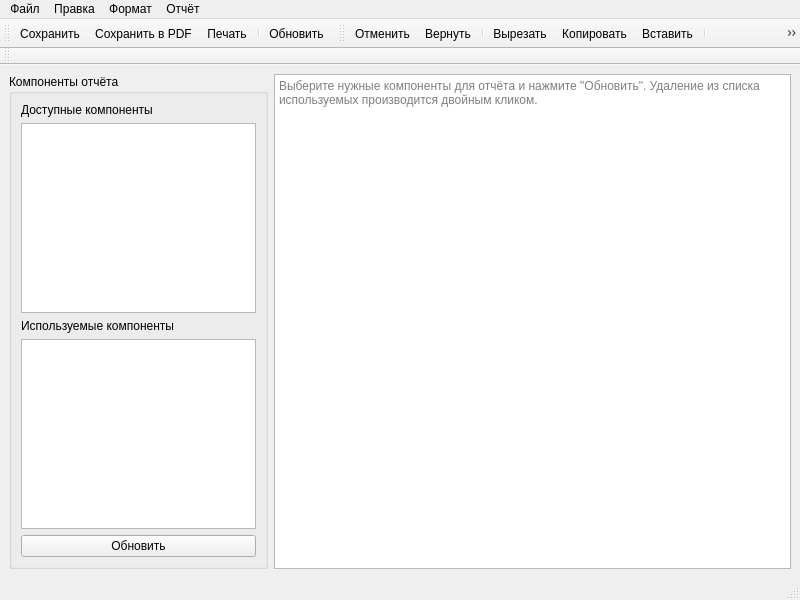
First picture: the form in ui/report_editor.ui, repository moevm/nosql1h19-text-graph, before the edit.
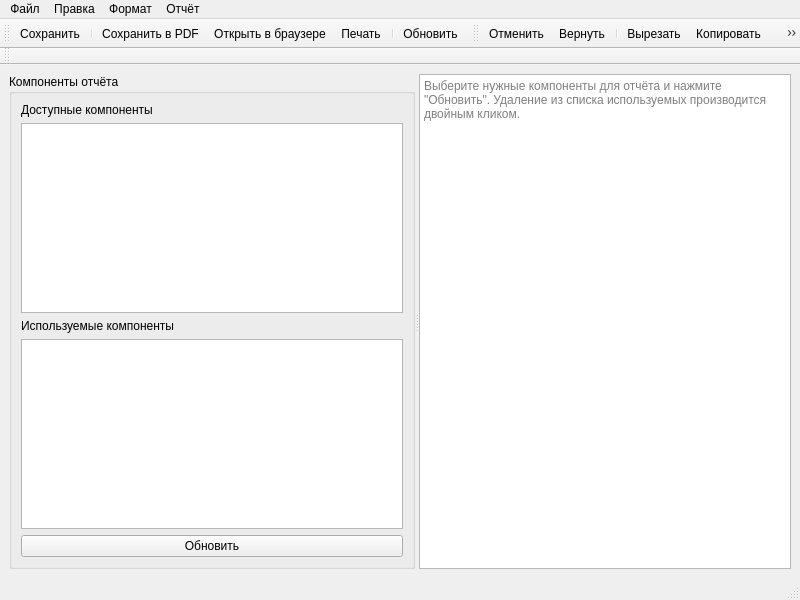
Second picture: the form after the edit. Icons and pictures are not drawn.

```diff
--- a/ui/report_editor.ui
+++ b/ui/report_editor.ui
@@ -14,9 +14,31 @@
    <string>Редактирование отчёта</string>
   </property>
   <widget class="QWidget" name="centralwidget">
-   <layout class="QHBoxLayout" name="horizontalLayout" stretch="1,2">
+   <layout class="QVBoxLayout" name="verticalLayout_2">
     <item>
+     <widget class="QSplitter" name="splitter">
+      <property name="orientation">
+       <enum>Qt::Horizontal</enum>
+      </property>
      <widget class="QGroupBox" name="groupBox">
+       <property name="sizePolicy">
+        <sizepolicy hsizetype="Preferred" vsizetype="Preferred">
+         <horstretch>0</horstretch>
+         <verstretch>0</verstretch>
+        </sizepolicy>
+       </property>
+       <property name="minimumSize">
+        <size>
+         <width>250</width>
+         <height>0</height>
+        </size>
+       </property>
+       <property name="maximumSize">
+        <size>
+         <width>16777215</width>
+         <height>16777215</height>
+        </size>
+       </property>
       <property name="title">
        <string>Компоненты отчёта</string>
       </property>
@@ -71,13 +93,12 @@
        </item>
       </layout>
      </widget>
-    </item>
-    <item>
      <widget class="QTextEdit" name="textEdit">
       <property name="placeholderText">
        <string>Выберите нужные компоненты для отчёта и нажмите &quot;Обновить&quot;. Удаление из списка используемых производится двойным кликом.</string>
       </property>
      </widget>
+     </widget>
     </item>
    </layout>
   </widget>
@@ -153,7 +174,9 @@
     <bool>false</bool>
    </attribute>
    <addaction name="actionSave"/>
+   <addaction name="separator"/>
    <addaction name="actionPDF"/>
+   <addaction name="actionBrowser"/>
    <addaction name="actionPrint"/>
    <addaction name="separator"/>
    <addaction name="actionUpdate"/>
@@ -398,6 +421,15 @@
     <string>Цвет текста</string>
    </property>
   </action>
+  <action name="actionBrowser">
+   <property name="icon">
+    <iconset resource="../res/pictures.qrc">
+     <normaloff>:/icons/document/browser.png</normaloff>:/icons/document/browser.png</iconset>
+   </property>
+   <property name="text">
+    <string>Открыть в браузере</string>
+   </property>
+  </action>
  </widget>
  <resources>
   <include location="../res/pictures.qrc"/>
```
Left out of the diff: 38 changed lines with no effect on the pictures. Lines whose indentation alone changed are shown as unchanged.
